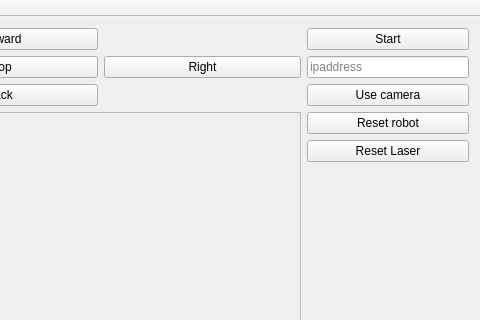
This is demoRMR/mainwindow.ui in AdrianFalb/demoRMR-all as Qt 5 draws it before an edit; both pictures show x 313 to 793 and y 0 to 320 of the 793 by 651 pixel window. The edited form follows.
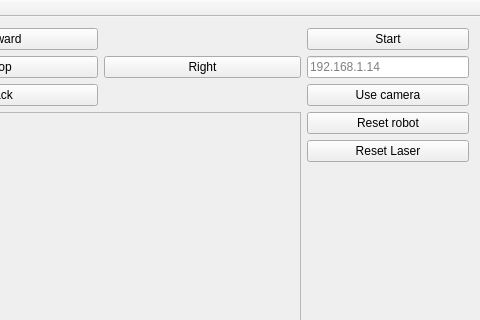
This is the edited form.

Commit message: Make ip address and camera address strings modular

```diff
--- a/demoRMR/mainwindow.ui
+++ b/demoRMR/mainwindow.ui
@@ -73,7 +73,7 @@
          </size>
         </property>
         <property name="placeholderText">
-         <string>ipaddress</string>
+         <string>192.168.1.14</string>
         </property>
        </widget>
       </item>
```
The commit also changes 2 other files.
